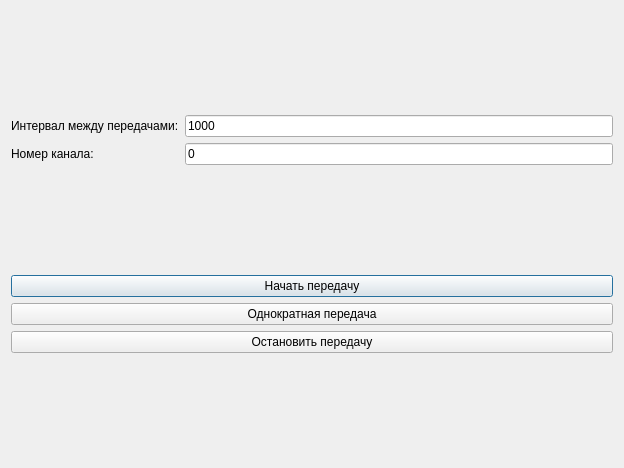
Qt form NetWriter/netwriter.ui (KirillOzerov/Practika_Qt) before a commit.
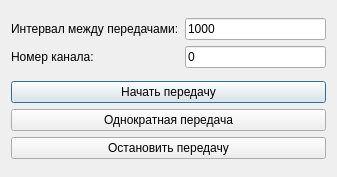
The same form after that commit.

Diff of the .ui file:
```diff
--- a/NetWriter/netwriter.ui
+++ b/NetWriter/netwriter.ui
@@ -6,8 +6,8 @@
    <rect>
     <x>0</x>
     <y>0</y>
-    <width>624</width>
-    <height>468</height>
+    <width>337</width>
+    <height>177</height>
    </rect>
   </property>
   <property name="windowTitle">
```
